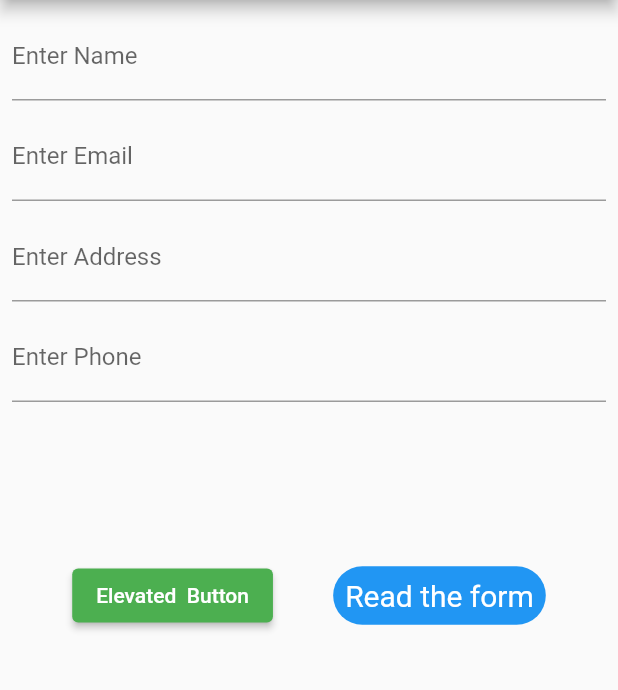
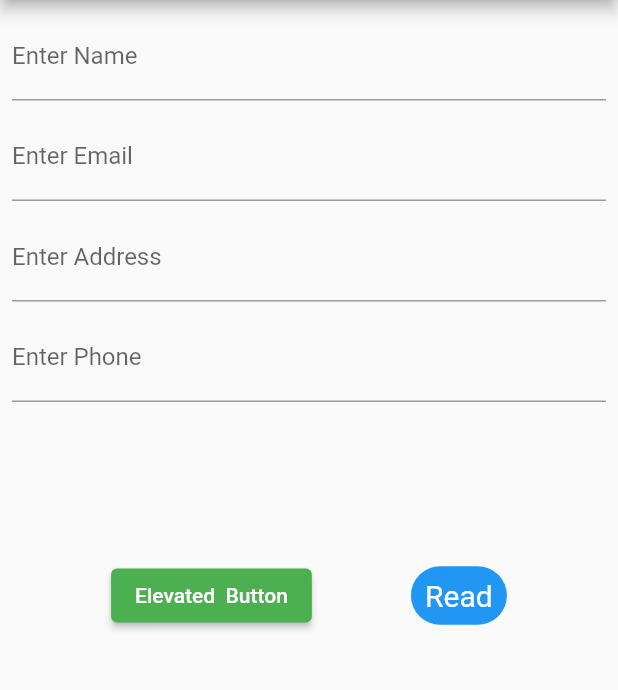
Before and after one commit to iHamza7/FirebaseFirestore, a Flutter app: the screen it shows after launch, on a phone screen of 412 x 824 dp, the part 84-774 px from its top. Run offline on Flutter 3.47's test engine with Material 2 defaults, Android fonts, the phone set to English and light mode, and no system bars; our stand-ins replace cloud_firestore, firebase_core; accounts and stored records are empty.

Commit message:
lib changed

```diff
--- a/lib/homepage.dart
+++ b/lib/homepage.dart
@@ -134,7 +134,7 @@ class _HomePageState extends State<HomePage> {
                         backgroundColor: Colors.blue,
                       ),
                       onPressed: () {},
-                      child: const Text("Read the form"),
+                      child: const Text("Read"),
                     ),
                   ],
                 ),
```
